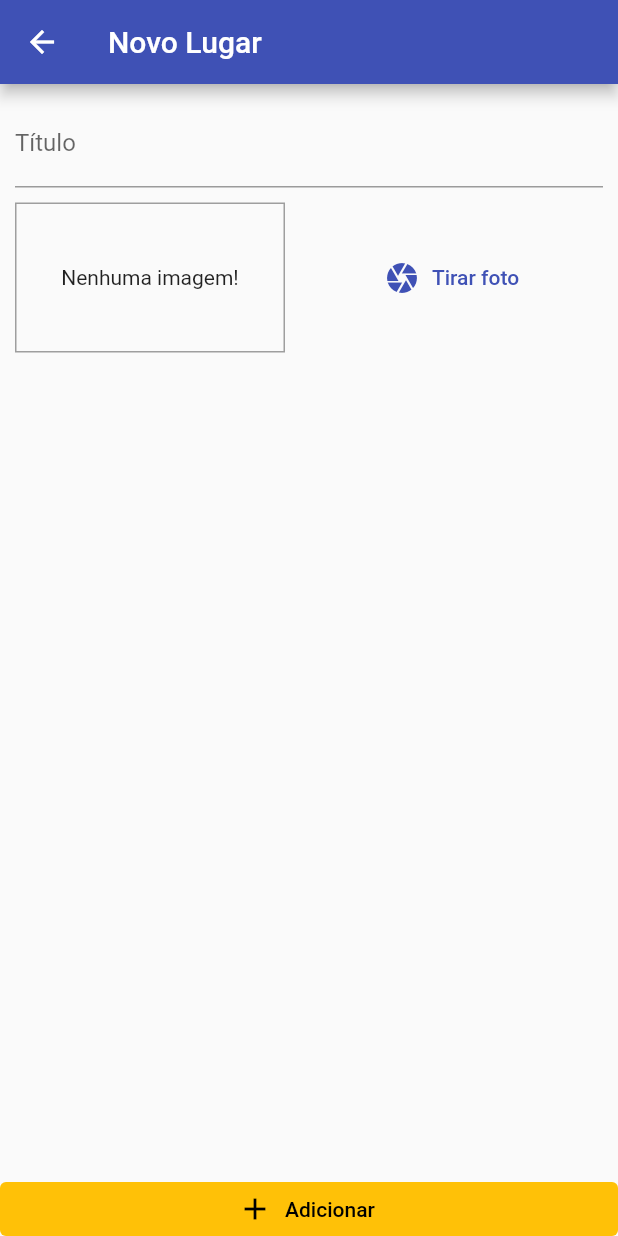
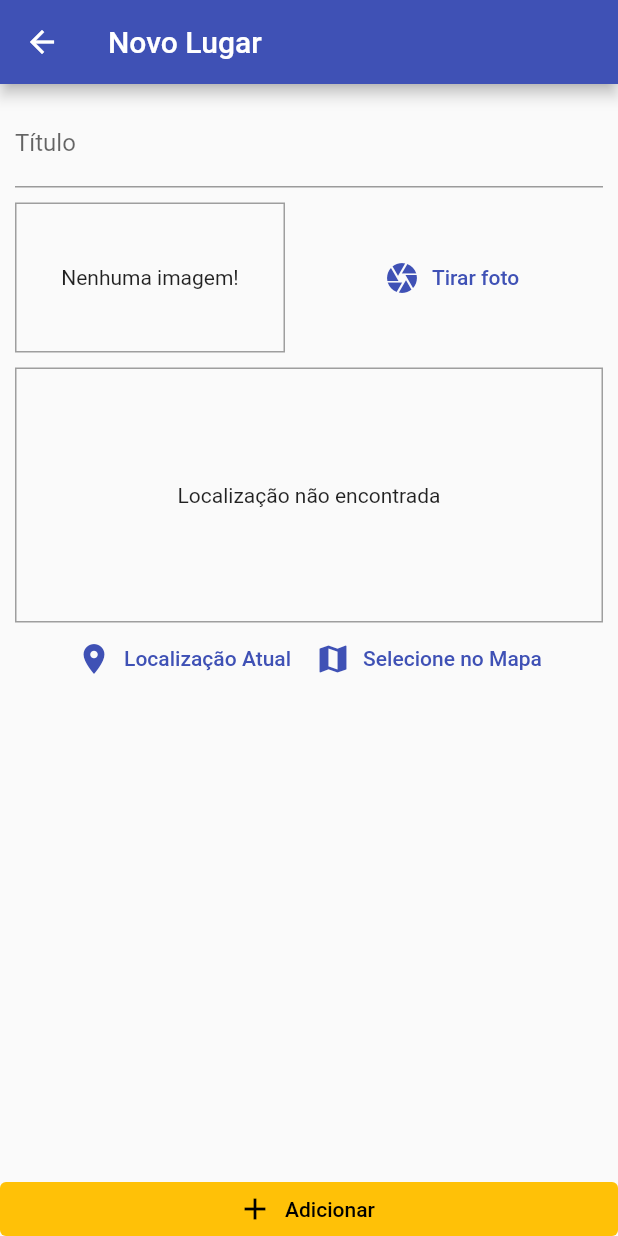
Before and after one commit to duda8399/Flutter-App-Great_Places, a Flutter app: the PlaceFormScreen screen opened by its route, on a phone screen of 412 x 824 dp. Run offline on Flutter 3.47's test engine with Material 2 defaults, Android fonts, the phone set to English and light mode, and no system bars; our stand-ins replace image_picker, location, sqflite; accounts and stored records are empty.

Commit message:
add campo de localização ao form

```diff
--- a/lib/screens/place_form_screen.dart
+++ b/lib/screens/place_form_screen.dart
@@ -2,6 +2,7 @@ import 'dart:io';
 import 'package:flutter/material.dart';
 import 'package:great_places/providers/great_places.dart';
 import 'package:great_places/widgets/image_input.dart';
+import 'package:great_places/widgets/location_input.dart';
 import 'package:provider/provider.dart';
 
 class PlaceFormScreen extends StatefulWidget {
@@ -51,6 +52,8 @@ class _PlaceFormScreenState extends State<PlaceFormScreen> {
                     ),
                     const SizedBox(height: 10),
                     ImageInput(this._selectImage),
+                    const SizedBox(height: 10),
+                    LocationInput(),
                   ],
                 ),
               ),
--- /dev/null
+++ b/lib/utils/location_util.dart
@@ -0,0 +1,11 @@
+const GOOGLE_API_KEY = 'AIzaSyAR8_G8oizGqAYR15JQ9qhNjdCnH9LZnyI';
+
+class LocationUtil {
+  static String generateLocationPreviewImage({
+    double? latitude,
+    double? longitude,
+  }) {
+    return 'https://maps.googleapis.com/maps/api/staticmap?center=$latitude,$longitude&zoom=13&size=600x300&maptype=roadmap&markers=color:red%7Clabel:A%7C$latitude,$longitude&key=$GOOGLE_API_KEY';
+  }
+
+}
--- /dev/null
+++ b/lib/widgets/location_input.dart
@@ -0,0 +1,71 @@
+import 'package:flutter/material.dart';
+import 'package:great_places/utils/location_util.dart';
+import 'package:location/location.dart';
+
+class LocationInput extends StatefulWidget {
+  @override
+  _LocationInputState createState() => _LocationInputState();
+}
+
+class _LocationInputState extends State<LocationInput> {
+  String? _previewImageUrl;
+
+  Future<void> _getCurrentUserLocation() async {
+    final locData = await Location().getLocation();
+    final staticMapImageUrl = LocationUtil.generateLocationPreviewImage(
+      latitude: locData.latitude,
+      longitude: locData.longitude,
+    );
+
+    setState(() {
+      _previewImageUrl = staticMapImageUrl;
+    });
+  }
+
+  @override
+  Widget build(BuildContext context) {
+    return Column(
+      children: [
+        Container(
+          height: 170,
+          width: double.infinity,
+          alignment: Alignment.center,
+          decoration: BoxDecoration(
+            border: Border.all(
+              width: 1,
+              color: Colors.grey,
+            ),
+          ),
+          child: _previewImageUrl == null
+              ? const Text('Localização não encontrada')
+              : Image.network(
+                  _previewImageUrl!,
+                  fit: BoxFit.cover,
+                  width: double.infinity,
+                ),
+        ),
+        Row(
+          mainAxisAlignment: MainAxisAlignment.center,
+          children: [
+            TextButton.icon(
+              icon: const Icon(Icons.location_on),
+              label: const Text('Localização Atual'),
+              style: TextButton.styleFrom(
+                primary: Theme.of(context).colorScheme.primary,
+              ),
+              onPressed: _getCurrentUserLocation,
+            ),
+            TextButton.icon(
+              icon: const Icon(Icons.map),
+              label: const Text('Selecione no Mapa'),
+              style: TextButton.styleFrom(
+                primary: Theme.of(context).colorScheme.primary,
+              ),
+              onPressed: () {},
+            ),
+          ],
+        )
+      ],
+    );
+  }
+}
--- a/pubspec.yaml
+++ b/pubspec.yaml
@@ -34,6 +34,9 @@ dependencies:
   path_provider: ^2.0.2
   path: ^1.8.0
   sqflite: ^2.0.0+3
+  location: ^4.3.0
+  #google_maps_flutter: ^2.0.6
+  http: ^0.13.3
 
 
   # The following adds the Cupertino Icons font to your application.
```
Also changed, not shown: pubspec.lock.
